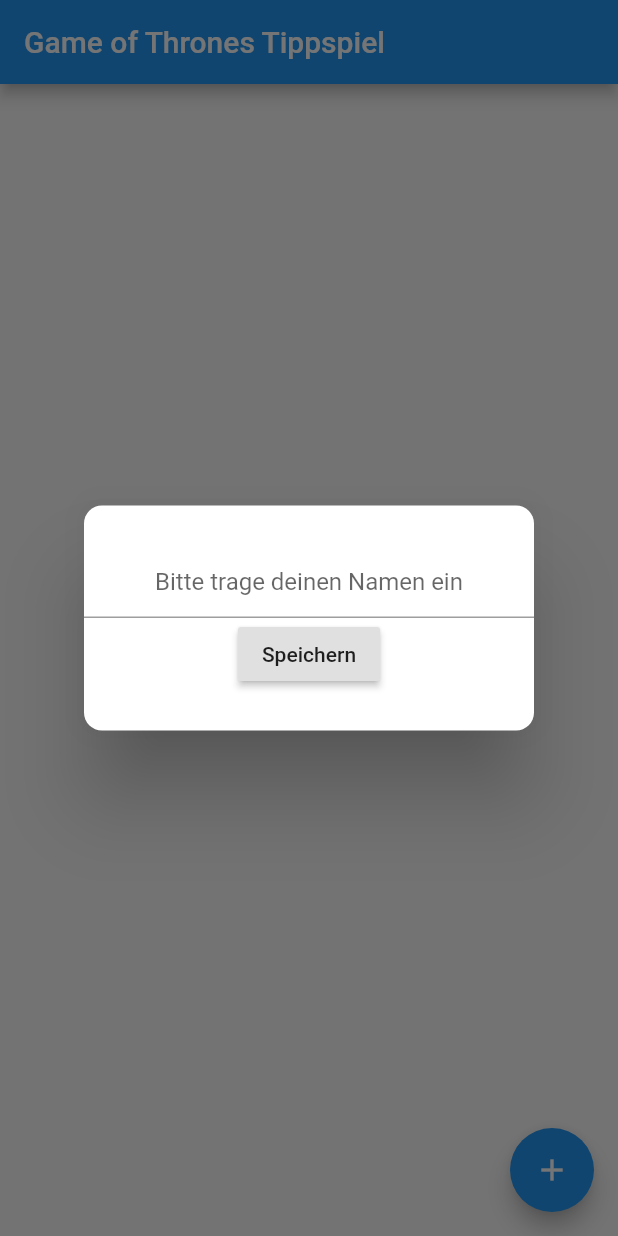
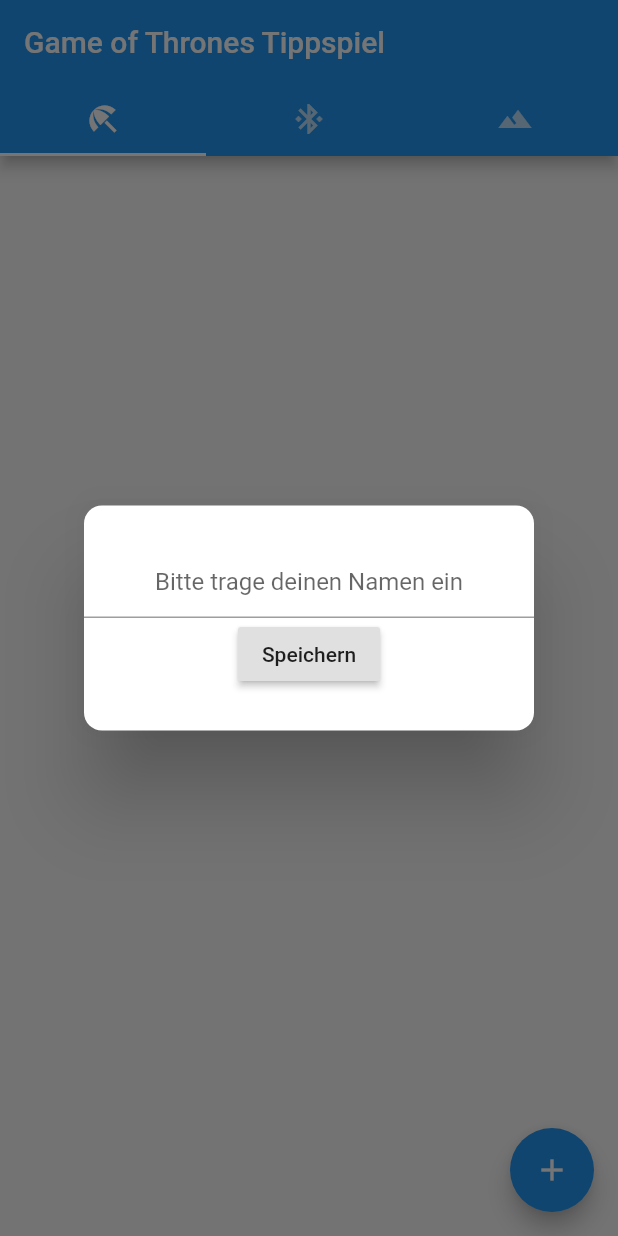
Before and after one commit to Adjeko/GoTTippspiel, a Flutter app: the screen it shows after launch, after a tap on the "add" icon, on a phone screen of 412 x 824 dp. Run offline on Flutter 3.47's test engine with Material 2 defaults, Android fonts, the phone set to English and light mode, and no system bars; our stand-ins replace cloud_firestore, shared_preferences; accounts and stored records are empty.

Commit message:
reordered everything into 3 tabs

```diff
--- a/lib/main.dart
+++ b/lib/main.dart
@@ -31,19 +31,35 @@ class _MyHomePageState extends State<MyHomePage> {
 
   @override
   Widget build(BuildContext context) {
-    return Scaffold(
+    return DefaultTabController(
+      length: 3,
+      child: Scaffold(
         appBar: AppBar(
           title: Text(widget.title),
+          bottom:TabBar(
+            tabs: [
+              Tab(icon: Icon(Icons.beach_access)),
+              Tab(icon: Icon(Icons.bluetooth_connected)),
+              Tab(icon: Icon(Icons.landscape)),
+            ],
           ),
-      body: _buildBody(context),
+        ),
+        body: TabBarView(
+          children: [
+            _buildDashboard(context),
+            Text("Tab2"),
+            Text("Tab3"),
+          ]
+        ),
         floatingActionButton: FloatingActionButton(
           child: Icon(Icons.add),
           onPressed: () {_openNameDialog(context);},
         ),
+      )
     );
   }
 
-  Widget _buildBody(BuildContext context) {
+  Widget _buildDashboard(BuildContext context) {
     return StreamBuilder<QuerySnapshot>(
       stream: Firestore.instance.collection('predictions').snapshots(),
       builder: (context, snapshot) {
```
Lines whose indentation alone changed are shown as unchanged.
